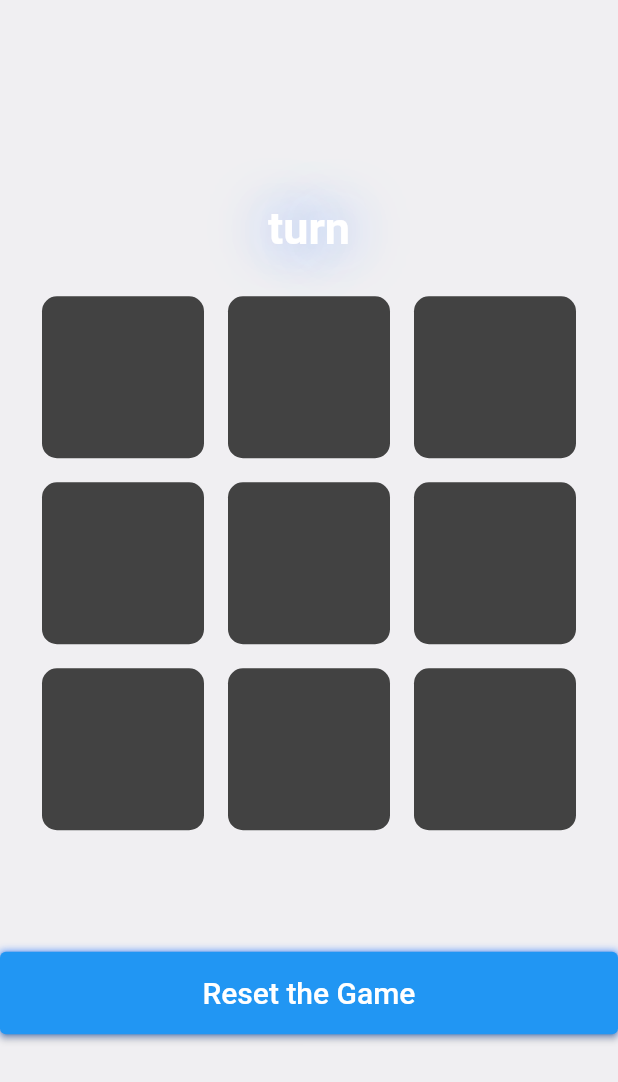
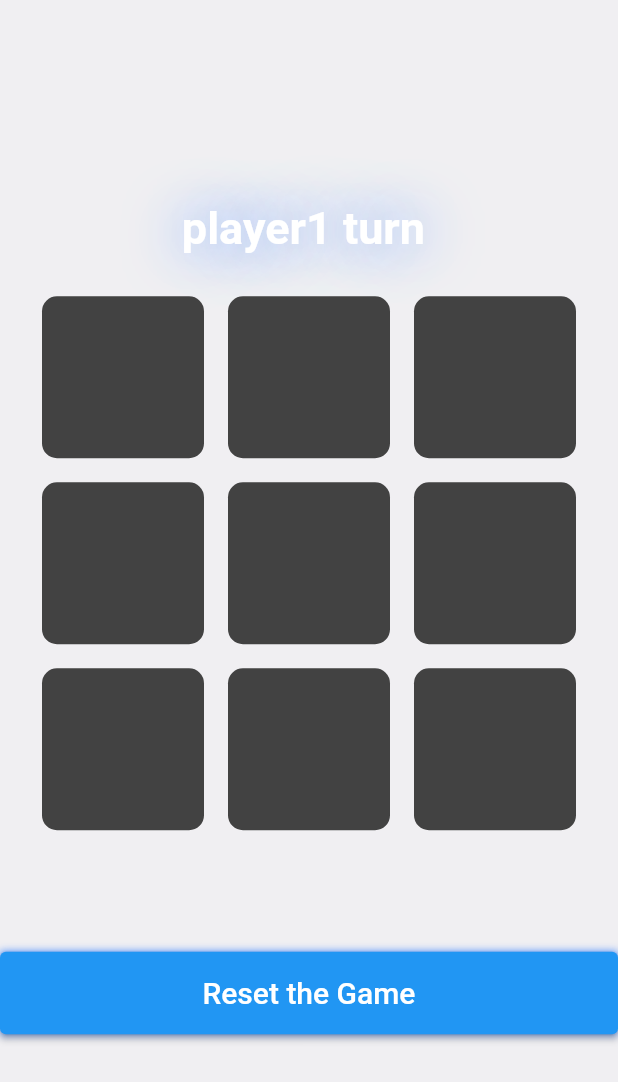
Before and after one commit to navrang-singh/tic_tac_toe, a Flutter app: the screen it shows after launch, after a tap on "Submit", on a phone screen of 412 x 824 dp. Shown: the top 1082 px of the screen. Run offline on Flutter 3.47's test engine with Material 2 defaults, Android fonts, the phone set to English and light mode, and no system bars.

Commit message:
some bug fixed

```diff
--- a/lib/screens/main_screen.dart
+++ b/lib/screens/main_screen.dart
@@ -54,8 +54,16 @@ class _MainScreenState extends State<MainScreen> {
               ),
               CustomButton(
                 onPressed: () {
+                  print("a" + _usrname1controller.text + "a");
+                  if(_usrname1controller.text == ""){
+                    _usrname1controller.text = "player1";
+                  }
+                  if(_usrname2controller.text == ""){
+                    _usrname2controller.text = "player2";
+                  }
                   Navigator.pushNamed(context, '/gamescreen', arguments: {
-                    "player1": _usrname1controller.text,
+
+                      "player1": _usrname1controller.text,
                     "player2": _usrname2controller.text
                   });
                 },
```
Also changed, not shown: pubspec.lock.
